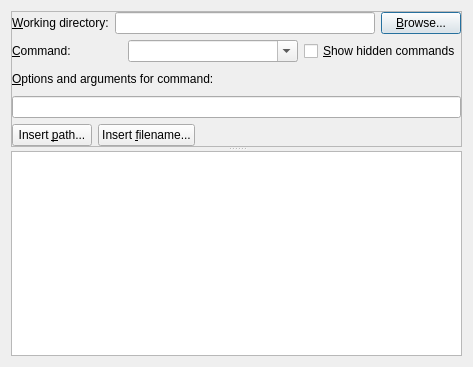
Qt form ui/run.ui (breezy-team/qbrz) before a commit.
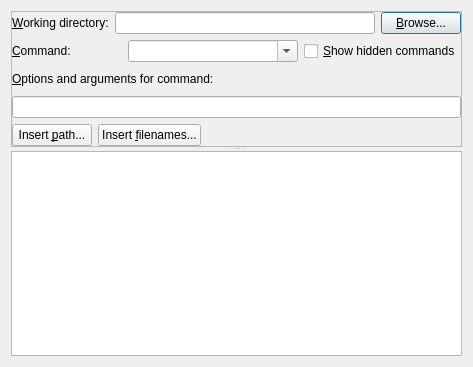
The same form after that commit.

Commit message: actions for insert_path and insert_filenames buttons.

Diff of the .ui file:
```diff
--- a/ui/run.ui
+++ b/ui/run.ui
@@ -130,7 +130,7 @@
          <item>
           <widget class="QPushButton" name="filename_button" >
            <property name="text" >
-            <string>Insert &amp;filename...</string>
+            <string>Insert &amp;filenames...</string>
            </property>
           </widget>
          </item>
```
Left out of the diff: 4 changed lines with no effect on the pictures. The commit also changes 2 other files.
